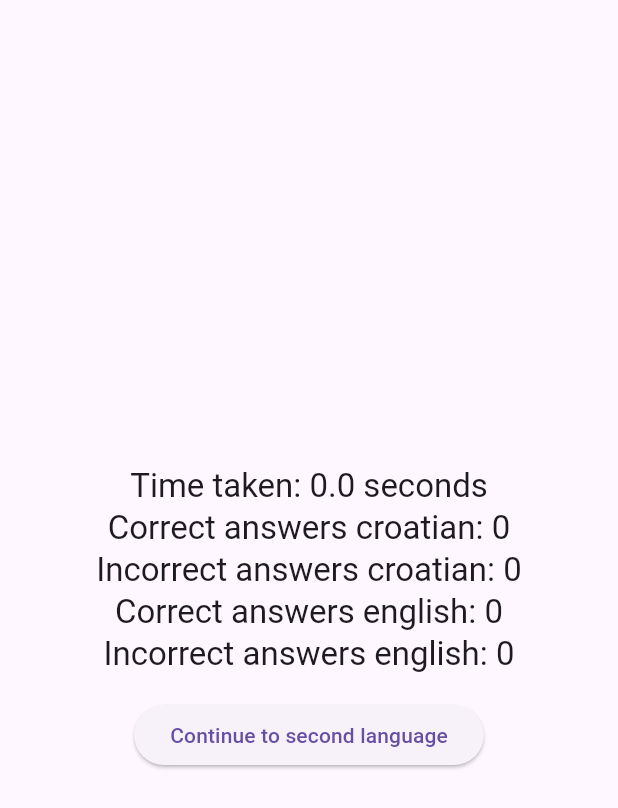
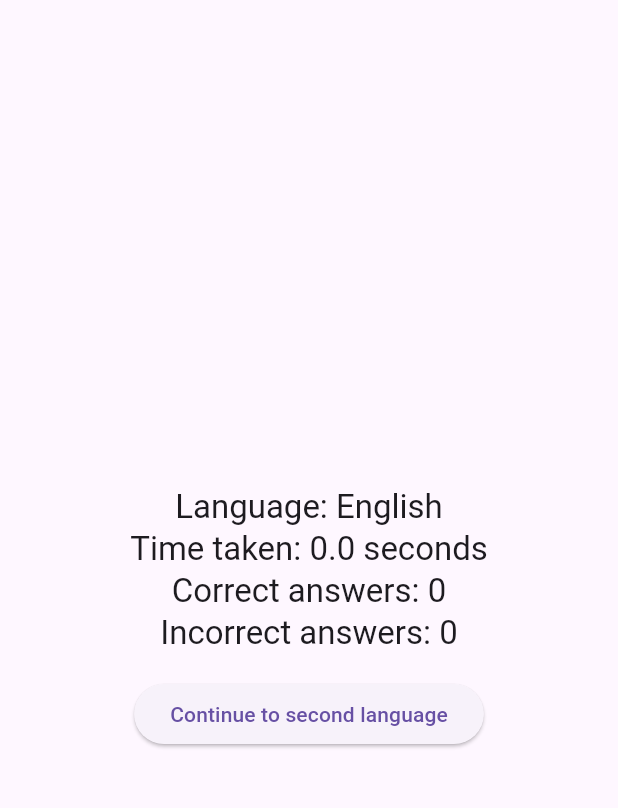
Before and after one commit to katarinasokcevic/StroopEffect, a Flutter app: the ResultPage screen opened directly with empty values, on a phone screen of 412 x 824 dp. Shown: the top 808 px of the screen. Run offline on Flutter 3.47's test engine with Material 3 defaults, Android fonts, the phone set to English and light mode, and no system bars; our stand-ins replace firebase_auth, firebase_core, firebase_storage, shared_preferences; accounts and stored records are empty.

Commit message:
Change of language, points working

```diff
--- a/lib/pages/home.dart
+++ b/lib/pages/home.dart
@@ -47,9 +47,9 @@ class _HomePageState extends State<HomePage> {
               // Replace with the correct path to your image
               height: 200, // Set the desired height for the image
             ),
-            Padding(
+            Center(
+              child: Padding(
                 padding: EdgeInsets.symmetric(
-                horizontal: screenWidth > 600 ? 700 : 25,
                   vertical: 10,
                 ),
                 child: Container(
@@ -66,6 +66,7 @@ class _HomePageState extends State<HomePage> {
                     style: TextStyle(
                       fontSize: 23,
                       color: Colors.black,
+                    ),
                   ),
                 ),
               ),
--- a/lib/pages/result.dart
+++ b/lib/pages/result.dart
@@ -6,10 +6,10 @@ class ResultPage extends StatelessWidget {
   final double timeTaken;
   final int correctAnswers;
   final int incorrectAnswers;
-  final int correctAnswers2;
-  final int incorrectAnswers2;
+  final bool language;
 
-  ResultPage(this.timeTaken, this.correctAnswers, this.incorrectAnswers,this.correctAnswers2, this.incorrectAnswers2);
+
+  ResultPage(this.timeTaken, this.correctAnswers, this.incorrectAnswers,this.language);
 
   @override
   Widget build(BuildContext context) {
@@ -19,25 +19,22 @@ class ResultPage extends StatelessWidget {
           mainAxisAlignment: MainAxisAlignment.center,
           children: <Widget>[
             Text(
+              'Language: ${language == 1 ? 'Croatian' : 'English'}',
+              style: Theme.of(context).textTheme.headline6,
+            ),
+            Text(
               'Time taken: $timeTaken seconds',
               style: Theme.of(context).textTheme.headline6,
             ),
             Text(
-              'Correct answers croatian: $correctAnswers',
+              'Correct answers: $correctAnswers',
               style: Theme.of(context).textTheme.headline6,
             ),
             Text(
-              'Incorrect answers croatian: $incorrectAnswers',
+              'Incorrect answers: $incorrectAnswers',
               style: Theme.of(context).textTheme.headline6,
             ),
-            Text(
-              'Correct answers english: $correctAnswers2',
-              style: Theme.of(context).textTheme.headline6,
-            ),
-            Text(
-              'Incorrect answers english: $incorrectAnswers2',
-              style: Theme.of(context).textTheme.headline6,
-            ),
+
             SizedBox(height: 16), // Add some spacing
             ElevatedButton(
               onPressed: () {
```
Also changed, not shown: lib/pages/game.dart (+19 -14 lines). Lines whose indentation alone changed are shown as unchanged.
